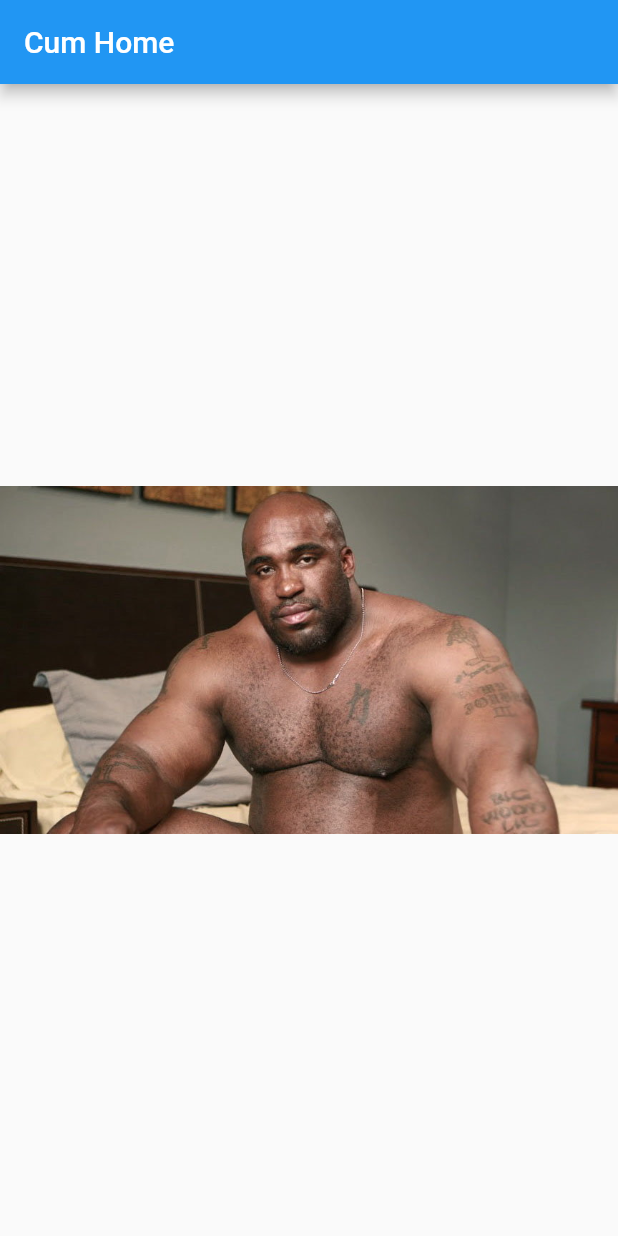
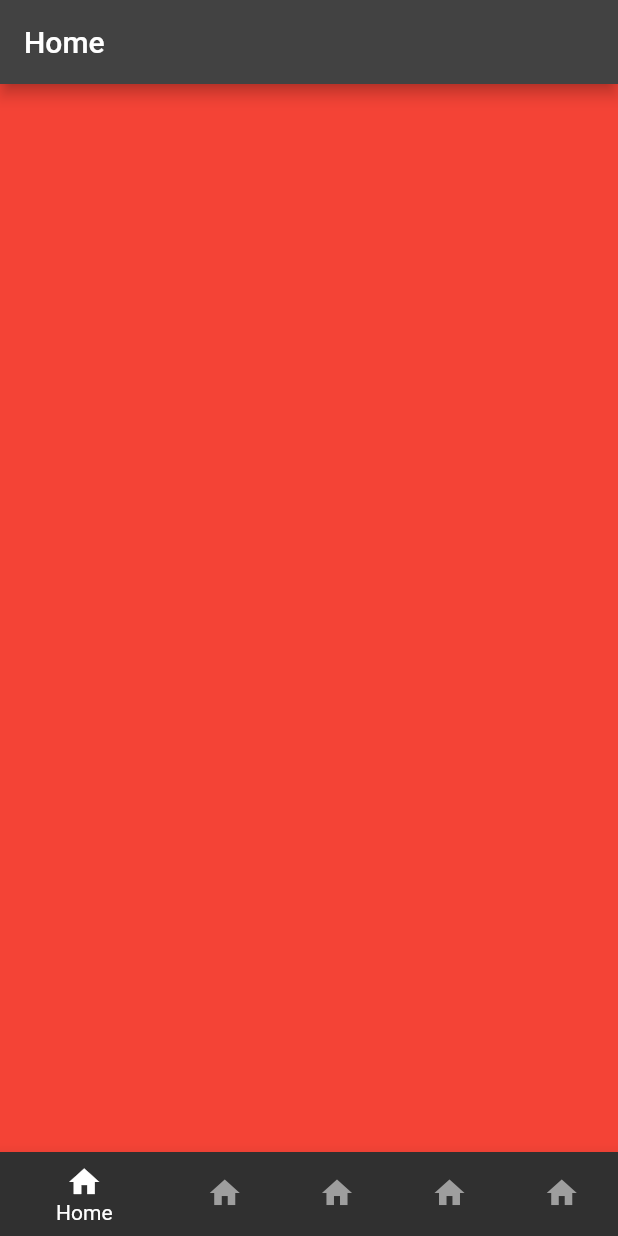
Before and after one commit to sfrieburg/MyApp, a Flutter app: the screen it shows after launch, on a phone screen of 412 x 824 dp. Run offline on Flutter 3.47's test engine with Material 2 defaults, Android fonts, the phone set to English and light mode, and no system bars.

Commit message:
no pictures:(

```diff
--- a/lib/home.dart
+++ b/lib/home.dart
@@ -1,22 +1,49 @@
 import 'package:flutter/material.dart';
 
-class Home extends StatelessWidget {
-  const Home({Key? key}) : super(key: key);
+class HomeScreen extends StatefulWidget {
+  const HomeScreen({ Key? key }) : super(key: key);
+  @override
+  _HomeScreenState createState() => _HomeScreenState();
+}
 
+class _HomeScreenState extends State<HomeScreen> {
+  int _selectedIndex = 0;
+  PageController pageController = PageController();
+  void onTapped(int index) {
+    setState(() {
+      _selectedIndex = index;
+    });
+    pageController.animateToPage(index, duration: Duration(milliseconds: 500), curve: Curves.easeIn);
+  }
   @override
   Widget build(BuildContext context) {
-    return MaterialApp(
-      title: 'Cum',
-      home: Scaffold(
-        appBar: AppBar(
-          title: const Text('Cum Home'),
+    return Scaffold(
+      appBar: AppBar(
+        title: Text('Home'),
+      ),
+      body: PageView(
+        controller: pageController,
+        children: [
+          Container(color:Colors.red),
+          Container(color:Colors.green),
+          Container(color:Colors.yellow),
+          Container(color:Colors.blue),
+          Container(color:Colors.purple),
+        ],
         ),
-        body: const Center(
-          child: Image(
-            image: AssetImage('assets/dude.jpg'),
-          ),
-        ),
-      )
+      bottomNavigationBar: BottomNavigationBar(
+        items: const <BottomNavigationBarItem>[
+          BottomNavigationBarItem(icon: Icon(Icons.home), label: 'Home'),
+          BottomNavigationBarItem(icon: Icon(Icons.home), label: 'Home'),
+          BottomNavigationBarItem(icon: Icon(Icons.home), label: 'Home'),
+          BottomNavigationBarItem(icon: Icon(Icons.home), label: 'Home'),
+          BottomNavigationBarItem(icon: Icon(Icons.home), label: 'Home')
+        ],
+        currentIndex: _selectedIndex,
+        selectedItemColor: Colors.white,
+        unselectedItemColor: Colors.grey,
+        onTap: onTapped
+      ),
     );
   }
 }
--- a/lib/main.dart
+++ b/lib/main.dart
@@ -1,12 +1,15 @@
 import 'package:flutter/material.dart';
 import 'home.dart';
 
-void main() => runApp(
-    MaterialApp(
-      initialRoute: '/home',
-      routes: {
-        '/home' : (context) => Home(),
-      },
-    ),
-);
-//test
+void main() => runApp(MyApp());
+
+class MyApp extends StatelessWidget {
+  const MyApp({ Key? key }) : super(key: key);
+  @override
+  Widget build(BuildContext context) {
+    return MaterialApp(
+      theme: ThemeData.dark(),
+      home: const HomeScreen(),
+    );
+  }
+}
```
